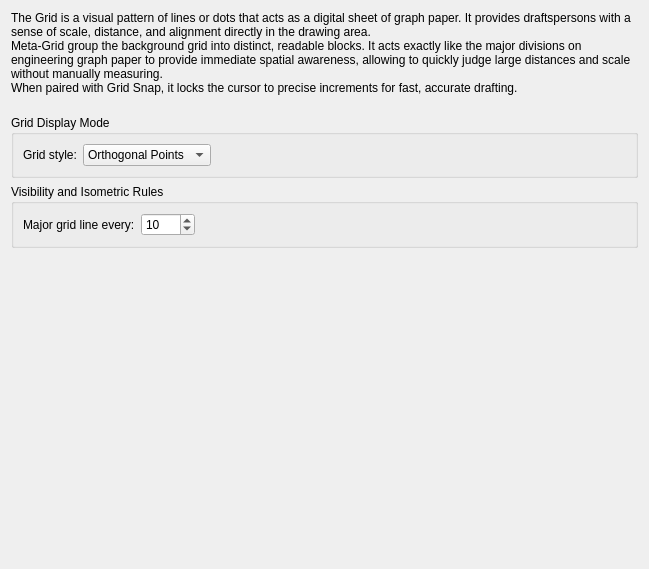
First picture: the form in librecad/src/ui/dialogs/settings/options_drafting/pages/theme/lc_settings_page_drafting_theme_grid_general.ui, repository sand1024/LibreCAD, before the edit.
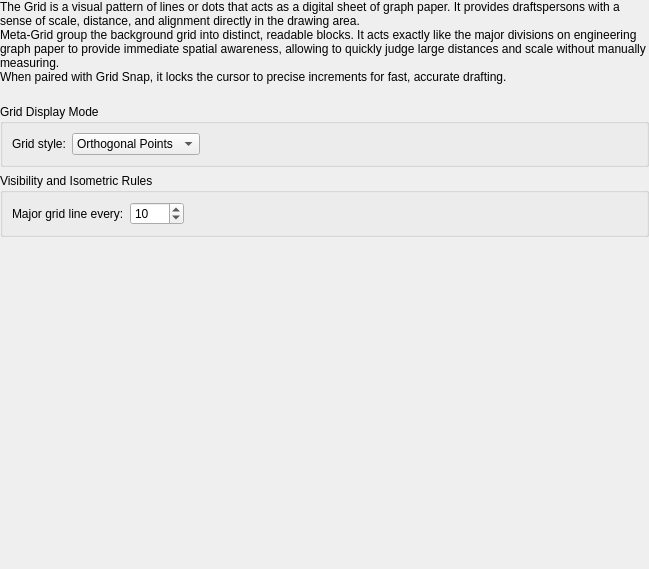
Second picture: the form after the edit.

Commit message: generic setting and drawfting settings dialogs cleanup

Diff of the .ui file:
```diff
--- a/librecad/src/ui/dialogs/settings/options_drafting/pages/theme/lc_settings_page_drafting_theme_grid_general.ui
+++ b/librecad/src/ui/dialogs/settings/options_drafting/pages/theme/lc_settings_page_drafting_theme_grid_general.ui
@@ -11,6 +11,18 @@
    </rect>
   </property>
   <layout class="QVBoxLayout" name="mainLayout">
+   <property name="leftMargin">
+    <number>0</number>
+   </property>
+   <property name="topMargin">
+    <number>0</number>
+   </property>
+   <property name="rightMargin">
+    <number>0</number>
+   </property>
+   <property name="bottomMargin">
+    <number>0</number>
+   </property>
    <item>
     <widget class="QLabel" name="label">
      <property name="text">
```
The commit also changes 40 other files.
